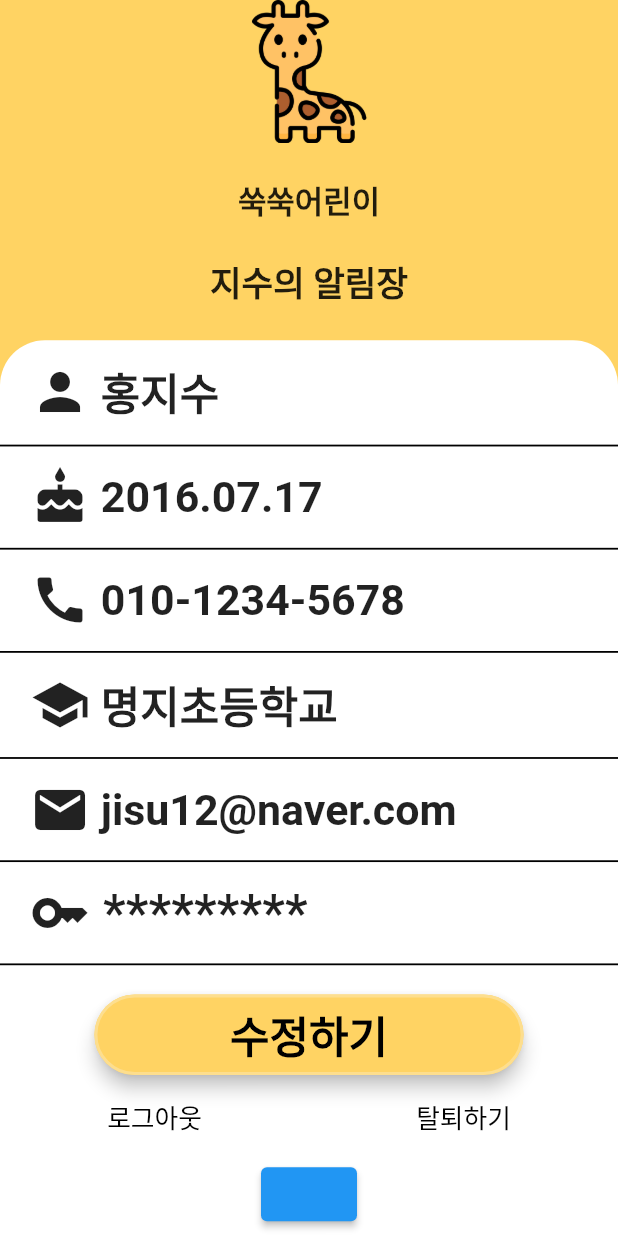
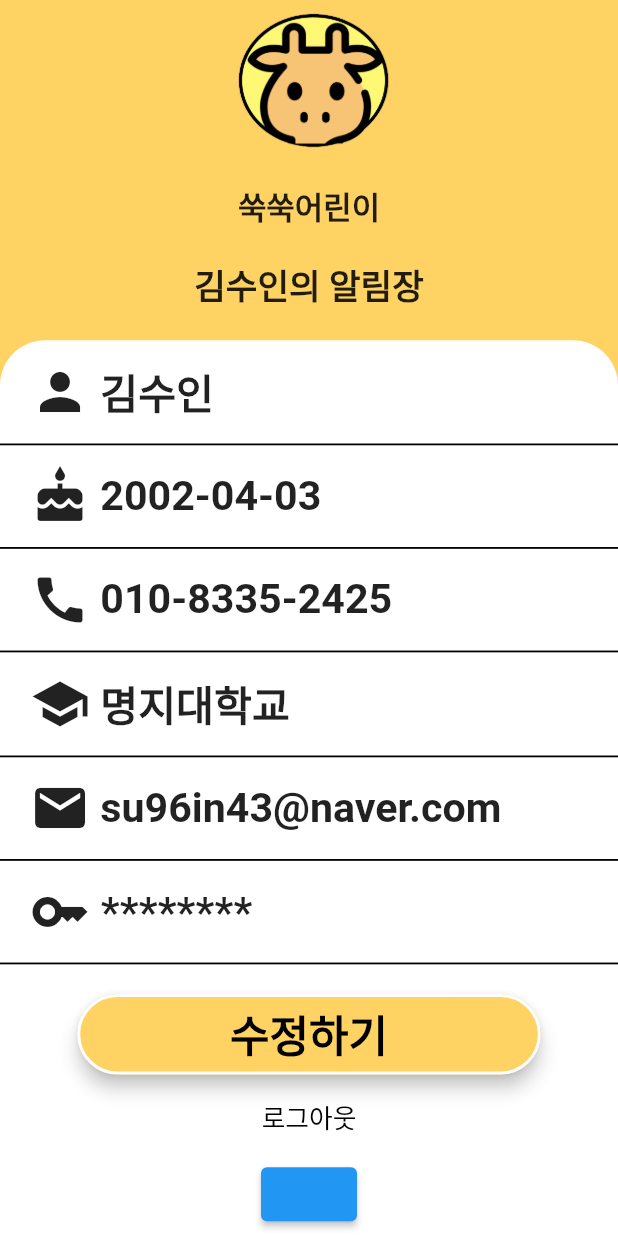
Before and after one commit to lsuinl/noice_with_me, a Flutter app: the screen it shows after launch, after a tap on "유저정보", on a phone screen of 412 x 824 dp. Run offline on Flutter 3.47's test engine with Material 2 defaults, Android fonts, the phone set to English and light mode, and no system bars; our stand-ins replace flutter_screenutil, shared_preferences.

Commit message:
ui변경, image 적용

```diff
--- a/notice_with_me/lib/main.dart
+++ b/notice_with_me/lib/main.dart
@@ -2,11 +2,18 @@ import 'package:flutter/material.dart';
 import 'package:flutter_screenutil/flutter_screenutil.dart';
 import 'package:notice_with_me/screen/user/screen/lodding_screen.dart';
 import 'package:notice_with_me/screen/moving.dart';
-
-void main() {
+import 'package:shared_preferences/shared_preferences.dart';
+void main() async {
+  WidgetsFlutterBinding.ensureInitialized();
+  final prefs = await SharedPreferences.getInstance();
+  prefs.setString('name', '김수인');
+  prefs.setString('email', 'su96in43@naver.com');
+  prefs.setString('phone', '010-8335-2425');
+  prefs.setString('school', '명지대학교');
+  prefs.setString('birth', '2002-04-03');
   runApp(ScreenUtilInit(
       designSize: Size(360, 690),
-      builder: (context, child) {
+      builder: (context, child)  {
         return MaterialApp(home: moving());
       }));
 }
--- a/notice_with_me/lib/screen/perform/user_information_screen.dart
+++ b/notice_with_me/lib/screen/perform/user_information_screen.dart
@@ -1,5 +1,6 @@
 import 'package:flutter/material.dart';
 import 'package:flutter_screenutil/flutter_screenutil.dart';
+import 'package:shared_preferences/shared_preferences.dart';
 
 class UserInformationScreen extends StatelessWidget {
   const UserInformationScreen({Key? key}) : super(key: key);
@@ -11,14 +12,17 @@ class UserInformationScreen extends StatelessWidget {
       body: Center(
         child:SafeArea(
           bottom: false,
-        child:
-        Column(
+        child:FutureBuilder(
+    future: getinformation(),
+    builder: (context, snapshot) {
+    if (snapshot.hasData) {
+    return Column(
     mainAxisAlignment: MainAxisAlignment.spaceBetween,
     crossAxisAlignment: CrossAxisAlignment.center,
     children: [
-              Image.asset("asset/image/logo.png", width: 80.h,),
-            Text("쑥쑥어린이", style: TextStyle(fontSize: 18.sp, fontWeight: FontWeight.w700),),
-            Text("지수의 알림장",style: TextStyle(fontSize: 20.sp,fontWeight: FontWeight.w700),),
+    Image.asset("asset/image/profile.png", width: 100.h,),
+    Text("쑥쑥어린이", style: TextStyle(fontSize: 18.sp, fontWeight: FontWeight.w700)),
+    Text("${snapshot.data![0]}의 알림장",style: TextStyle(fontSize: 20.sp,fontWeight: FontWeight.w700),),
     Container(
     alignment: Alignment.center,
     decoration: BoxDecoration(
@@ -35,7 +39,7 @@ class UserInformationScreen extends StatelessWidget {
     child: Row(
     children: [
     Icon(Icons.person, size: 35.r,),
-                    Text(" 홍지수",style: TextStyle(fontSize: 25.sp,fontWeight: FontWeight.w700),)
+    Text(" ${snapshot.data![0]}",style: TextStyle(fontSize: 24.sp,fontWeight: FontWeight.w700),)
     ],
     ),
     ),
@@ -45,7 +49,7 @@ class UserInformationScreen extends StatelessWidget {
     child: Row(
     children: [
     Icon(Icons.cake, size: 35.r,),
-                      Text(" 2016.07.17",style: TextStyle(fontSize: 25.sp,fontWeight: FontWeight.w700),)
+    Text(" ${snapshot.data![1]}",style: TextStyle(fontSize: 24.sp,fontWeight: FontWeight.w700),)
     ],
     ),
     ),
@@ -55,7 +59,7 @@ class UserInformationScreen extends StatelessWidget {
     child: Row(
     children: [
     Icon(Icons.call, size: 35.r,),
-                      Text(" 010-1234-5678",style: TextStyle(fontSize: 25.sp,fontWeight: FontWeight.w700),)
+    Text(" ${snapshot.data![2]}",style: TextStyle(fontSize: 24.sp,fontWeight: FontWeight.w700),)
     ],
     ),
     ),
@@ -65,7 +69,7 @@ class UserInformationScreen extends StatelessWidget {
     child: Row(
     children: [
     Icon(Icons.school, size: 35.r,),
-                      Text(" 명지초등학교",style: TextStyle(fontSize: 25.sp,fontWeight: FontWeight.w700),)
+    Text(" ${snapshot.data![3]}",style: TextStyle(fontSize: 24.sp,fontWeight: FontWeight.w700),)
     ],
     ),
     ),
@@ -75,7 +79,7 @@ class UserInformationScreen extends StatelessWidget {
     child: Row(
     children: [
     Icon(Icons.email, size: 35.r,),
-                      Text(" jisu12@naver.com",style: TextStyle(fontSize: 25.sp,fontWeight: FontWeight.w700),)
+    Text(" ${snapshot.data![4]}",style: TextStyle(fontSize: 24.sp,fontWeight: FontWeight.w700),)
     ],
     ),
     ),
@@ -85,7 +89,7 @@ class UserInformationScreen extends StatelessWidget {
     child: Row(
     children: [
     Icon(Icons.key, size: 35.r,),
-                      Text(" *********",style: TextStyle(fontSize: 30.sp,fontWeight: FontWeight.w500),)
+    Text(" ${snapshot.data![5]}",style: TextStyle(fontSize: 25.sp,fontWeight: FontWeight.w500),)
     ],
     ),
     ),
@@ -98,7 +102,7 @@ class UserInformationScreen extends StatelessWidget {
     fontSize: 25.sp, fontWeight: FontWeight.w900)),
     style: OutlinedButton.styleFrom(
     elevation: 5 ,
-                      minimumSize: Size(250.w, 45.h),
+    minimumSize: Size(270.w, 45.h),
     shape: const RoundedRectangleBorder(
     borderRadius:
     BorderRadius.all(Radius.circular(30))),
@@ -106,7 +110,7 @@ class UserInformationScreen extends StatelessWidget {
     primary: Color(0xFF000000),
     side: BorderSide(
     // 테두리 바꾸는 속성
-                        color: Color(0xFFFDDE8E),
+    color: Color(0xFFFFFFFFF),
     width: 2.0,
     )),
     ),
@@ -114,7 +118,6 @@ class UserInformationScreen extends StatelessWidget {
     mainAxisAlignment: MainAxisAlignment.spaceAround,
     children: [
     TextButton(onPressed: (){}, child: Text("로그아웃", style: TextStyle(color: Colors.black, fontSize: 15.sp),)),
-                    TextButton(onPressed: (){}, child: Text("탈퇴하기", style: TextStyle(color: Colors.black, fontSize: 15.sp)),)
     ],
     ),
     //  SizedBox(height: 20.h)
@@ -125,9 +128,25 @@ class UserInformationScreen extends StatelessWidget {
     )
     ),
     ],
-                    )
-
-      ),)
     );
     }
+    else{
+      return CircularProgressIndicator();
     }
+    }
+      ))
+    ));
+  }
+
+  Future<List<String>> getinformation() async {
+    List<String> list=[]; //이름 생일 전화번호 학교 이메일 비밀번호 순서.
+    final prefs = await SharedPreferences.getInstance();
+    list.add(prefs.getString('name')!);
+    list.add(prefs.getString('birth')!);
+    list.add(prefs.getString('phone')!);
+    list.add(prefs.getString('school')!);
+    list.add(prefs.getString('email')!);
+    list.add('********');
+    return list;
+  }
+}
--- a/notice_with_me/lib/screen/user/screen/lodding_screen.dart
+++ b/notice_with_me/lib/screen/user/screen/lodding_screen.dart
@@ -11,7 +11,7 @@ class LoddingScreen extends StatelessWidget {
   Widget build(BuildContext context) {
     return MainSetting(
       widgets: [
-        MainTitle(widths: 300, heights: 80),
+        MainTitle(widths: 320, heights: 80),
         SizedBox(height: 15.h),
         Text(
           "아이와 소통할 수 있는 알림장 도우미어플",
@@ -22,7 +22,7 @@ class LoddingScreen extends StatelessWidget {
         ),
         SizedBox(height: 30.h),
         Image.asset(
-          'asset/image/logo.png',
+          '/Users/kimsu-in/Desktop/icecream/sw/notice_with_me/asset/image/mainlogo.png',
           height: 240.h,
         ),
         SizedBox(height: 50.h),
```
Also changed, not shown: notice_with_me/lib/screen/home_mainbutton.dart (+6 -7 lines), notice_with_me/lib/screen/home_screen.dart (+17 -7 lines), notice_with_me/lib/screen/user/screen/login_screen.dart (+5 -5 lines), notice_with_me/asset/image/0aadcf3d26124013.png (deleted), notice_with_me/asset/image/head.png (added), notice_with_me/asset/image/information.png (added), notice_with_me/asset/image/mainlogo.png (added), notice_with_me/asset/image/notice.png (added), notice_with_me/asset/image/profile.png (added), notice_with_me/asset/image/question.png (added), notice_with_me/asset/image/stamp.png (added), 13 other files. Lines whose indentation alone changed are shown as unchanged.
